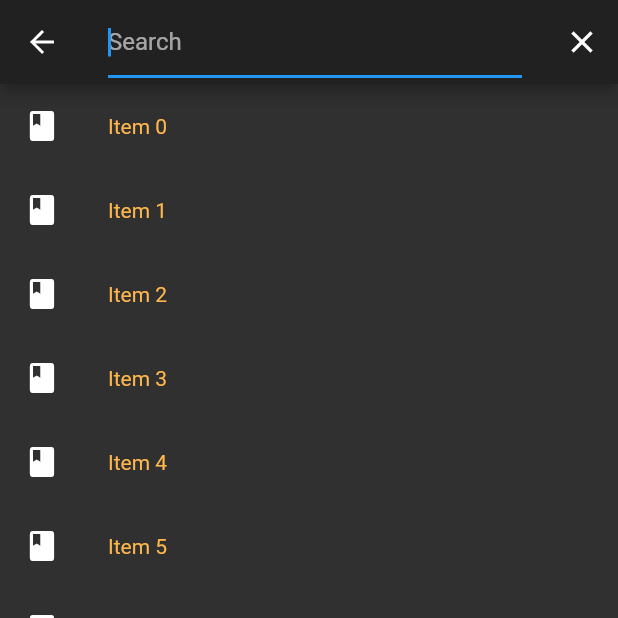
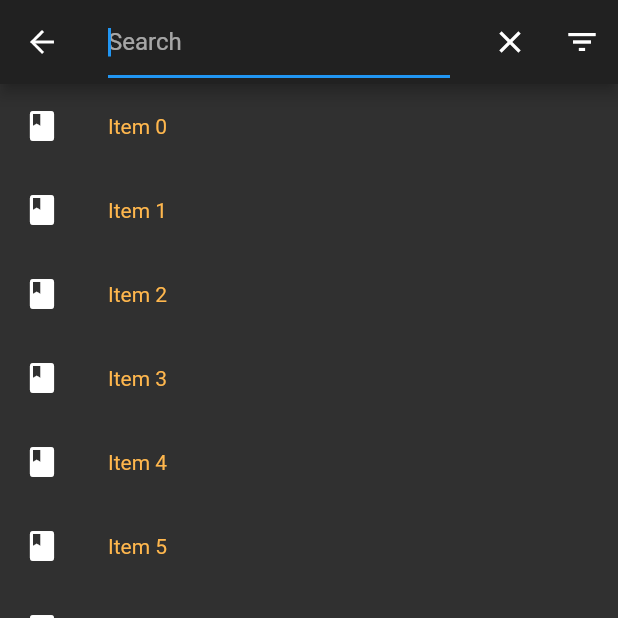
Before and after one commit to OmarHanyhassan/E-soor, a Flutter app: the BookPage screen opened directly, after a tap on the "search" icon, on a phone screen of 412 x 824 dp, the top half of it. Run offline on Flutter 3.47's test engine with Material 2 defaults, Android fonts, the light colour scheme and no system bars; our stand-ins replace audioplayers, cloud_firestore, firebase_auth, flutter_login, flutter_rating_bar, sliding_up_panel and 1 more; missing offline and left inert: bottomreveal, cloud_firestore_web, firebase_core_web, flutter_reactive_button, google_sign_in_web, shared_preferences_web; accounts and stored records are empty; network calls fail.

Commit message:
Updating some lines

```diff
--- a/lib/ui/screens/social/chats.dart
+++ b/lib/ui/screens/social/chats.dart
@@ -50,6 +50,9 @@ class _ChatsState extends State<Chats> {
         ),
         bottomContent: TextFormField(
           decoration: InputDecoration(
+            focusedBorder: OutlineInputBorder(
+              borderSide: BorderSide(color: Colors.white, width: 2),
+            ),
             suffixIcon: Icon(Icons.search),
             hintText: "Search your chats..",
             filled: true,
--- a/lib/ui/widgets/AppSearch.dart
+++ b/lib/ui/widgets/AppSearch.dart
@@ -21,6 +21,10 @@ class AppSearch extends SearchDelegate<String> {
         onPressed: () {
           query = "";
         },
+      ),
+      IconButton(
+        icon: Icon(Icons.filter_list),
+        onPressed: () {},
       ),
     ];
   }
```
Also changed, not shown: lib/main.dart (+0 -9 lines), lib/ui/screens/splash_screen/splash_screen.dart (+0 -11 lines).
